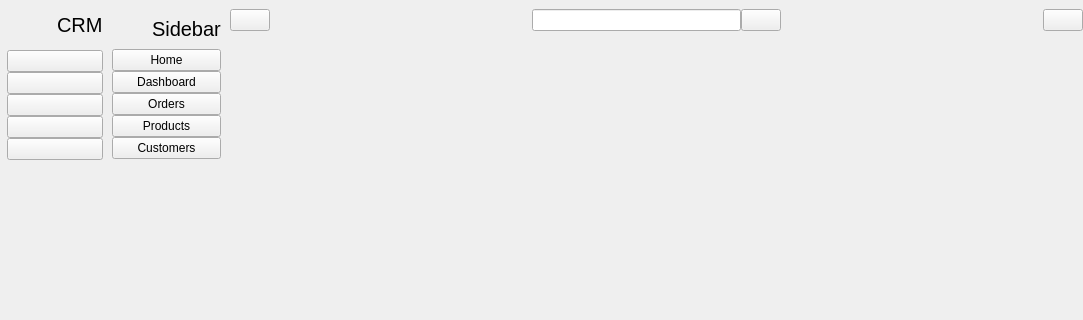
This is MainWindow.ui in BROM100/CRM-APP as Qt 5 draws it before an edit; both pictures show x 0 to 1083 and y 0 to 320 of the 1083 by 759 pixel window. The edited form follows.
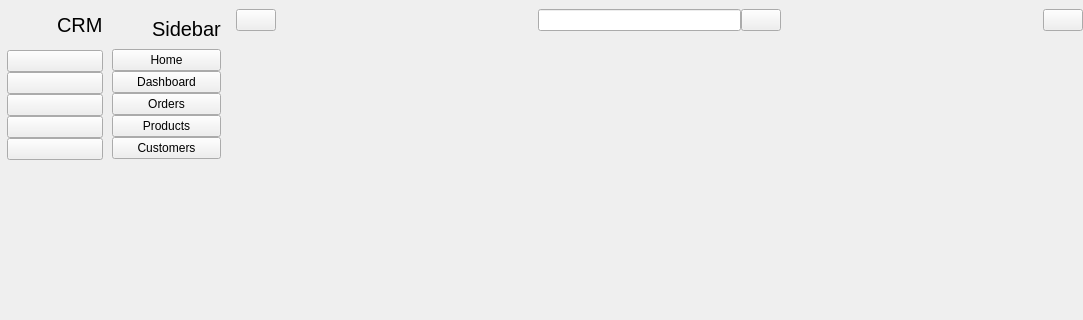
This is the edited form. Icons and pictures are not drawn.

What changed in the file:
```diff
--- a/MainWindow.ui
+++ b/MainWindow.ui
@@ -505,7 +505,7 @@
            <number>0</number>
           </property>
           <property name="leftMargin">
-           <number>0</number>
+           <number>6</number>
           </property>
           <property name="topMargin">
            <number>0</number>
```
